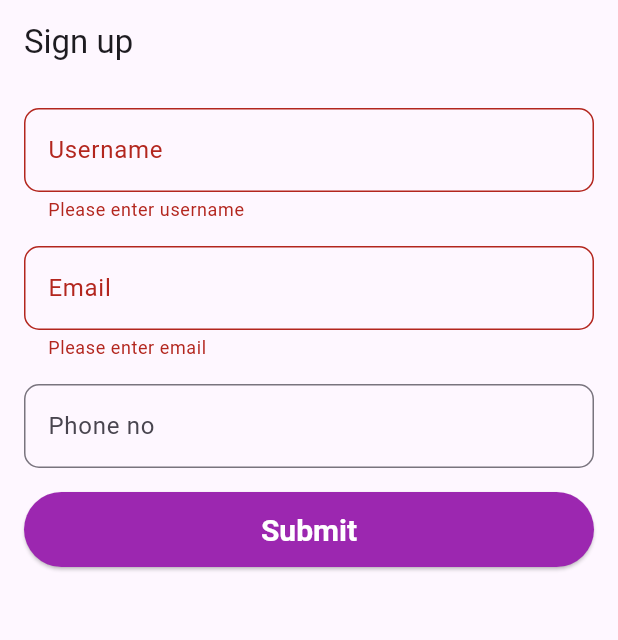
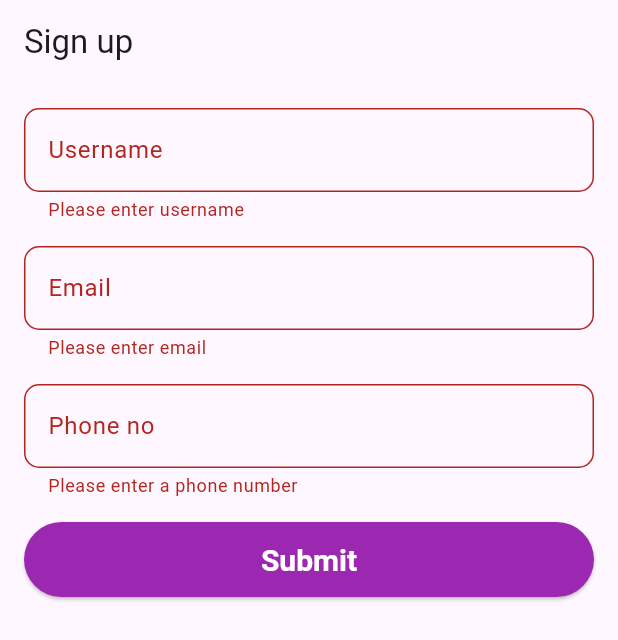
Before and after one commit to pankaj27/daily_task_and_expense_tracker, a Flutter app: the screen it shows after launch, after a tap on "Submit", on a phone screen of 412 x 824 dp. Shown: the top 640 px of the screen. Run offline on Flutter 3.47's test engine with Material 3 defaults, Android fonts, the phone set to English and light mode, and no system bars.

Commit message:
update 1.5

```diff
--- a/lib/sign_up.dart
+++ b/lib/sign_up.dart
@@ -20,6 +20,18 @@ class Signup extends StatelessWidget {
     return null;
   }
 
+  String? _validatePhone(value) {
+    RegExp phoneRegex = RegExp(r'^(\+|00)?[0-9]+$');
+    if (value!.isEmpty) {
+      return 'Please enter a phone number';
+    } else if (!phoneRegex.hasMatch(value)) {
+      return 'Please enter numeric value only';
+    } else if (value.length != 10) {
+      return 'Please enter 10 digit valid phone number';
+    }
+    return null;
+  }
+
   @override
   Widget build(BuildContext context) {
     return Scaffold(
@@ -33,6 +45,7 @@ class Signup extends StatelessWidget {
               child: Column(
                 children: [
                   TextFormField(
+                    autovalidateMode: AutovalidateMode.onUserInteraction,
                     decoration: InputDecoration(
                       labelText: 'Username',
                       border: OutlineInputBorder(
@@ -49,6 +62,7 @@ class Signup extends StatelessWidget {
                     height: 16.0,
                   ),
                   TextFormField(
+                    autovalidateMode: AutovalidateMode.onUserInteraction,
                     decoration: InputDecoration(
                         labelText: 'Email',
                         border: OutlineInputBorder(
@@ -59,10 +73,12 @@ class Signup extends StatelessWidget {
                     height: 16.0,
                   ),
                   TextFormField(
+                    autovalidateMode: AutovalidateMode.onUserInteraction,
                     decoration: InputDecoration(
                         labelText: 'Phone no',
                         border: OutlineInputBorder(
                             borderRadius: BorderRadius.circular(10.0))),
+                    validator: _validatePhone,
                   ),
                   const SizedBox(
                     height: 16.0,
```
